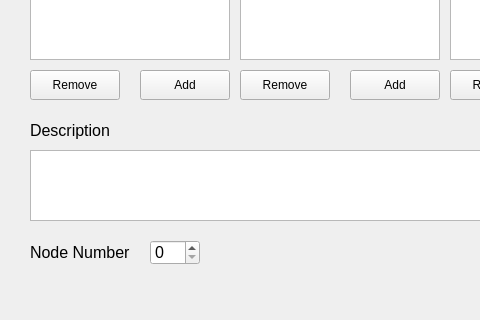
Qt form editnodedialog.ui (tonghui88/mindmap-editor) before a commit; both pictures show x 0 to 480 and y 200 to 520 of the 680 by 520 pixel window.
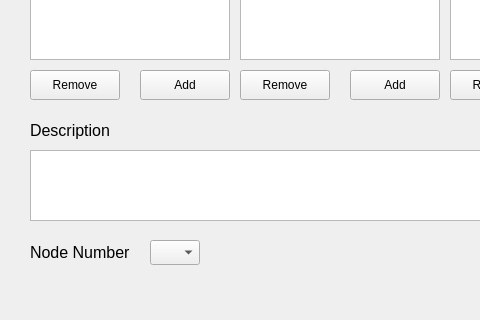
The same form after that commit.

Commit message: add node number swap logic

Patch:
```diff
--- a/editnodedialog.ui
+++ b/editnodedialog.ui
@@ -225,21 +225,6 @@
     <string>Add</string>
    </property>
   </widget>
-  <widget class="QSpinBox" name="node_number_spin_box">
-   <property name="geometry">
-    <rect>
-     <x>150</x>
-     <y>440</y>
-     <width>50</width>
-     <height>25</height>
-    </rect>
-   </property>
-   <property name="font">
-    <font>
-     <pointsize>12</pointsize>
-    </font>
-   </property>
-  </widget>
   <widget class="QLabel" name="node_number_label">
    <property name="geometry">
     <rect>
@@ -291,6 +276,16 @@
     </font>
    </property>
   </widget>
+  <widget class="QComboBox" name="node_number_combo_box">
+   <property name="geometry">
+    <rect>
+     <x>150</x>
+     <y>440</y>
+     <width>50</width>
+     <height>25</height>
+    </rect>
+   </property>
+  </widget>
  </widget>
  <resources/>
  <connections>
```
The commit also changes 5 other files.
